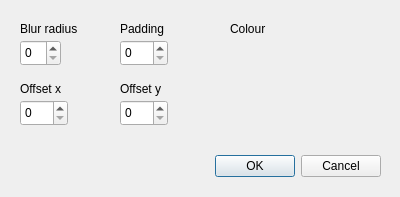
Before: the Qt Designer form src/dialogs/dropshadowdialog.ui in PhotoFlare/photoflare, drawn with Qt 5.
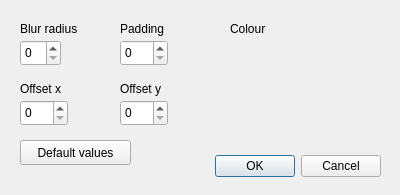
After: the same form once the commit is applied. Custom widgets are drawn as their Qt base class.

Commit message: Add default values button to dropshadowdialog

What changed in the file:
```diff
--- a/src/dialogs/dropshadowdialog.ui
+++ b/src/dialogs/dropshadowdialog.ui
@@ -7,7 +7,7 @@
     <x>0</x>
     <y>0</y>
     <width>400</width>
-    <height>197</height>
+    <height>195</height>
    </rect>
   </property>
   <property name="windowTitle">
@@ -144,6 +144,19 @@
     </rect>
    </property>
   </widget>
+  <widget class="QPushButton" name="defaultsButton">
+   <property name="geometry">
+    <rect>
+     <x>20</x>
+     <y>140</y>
+     <width>111</width>
+     <height>25</height>
+    </rect>
+   </property>
+   <property name="text">
+    <string>Default values</string>
+   </property>
+  </widget>
  </widget>
  <customwidgets>
   <customwidget>
```
The commit also changes 2 other files.
